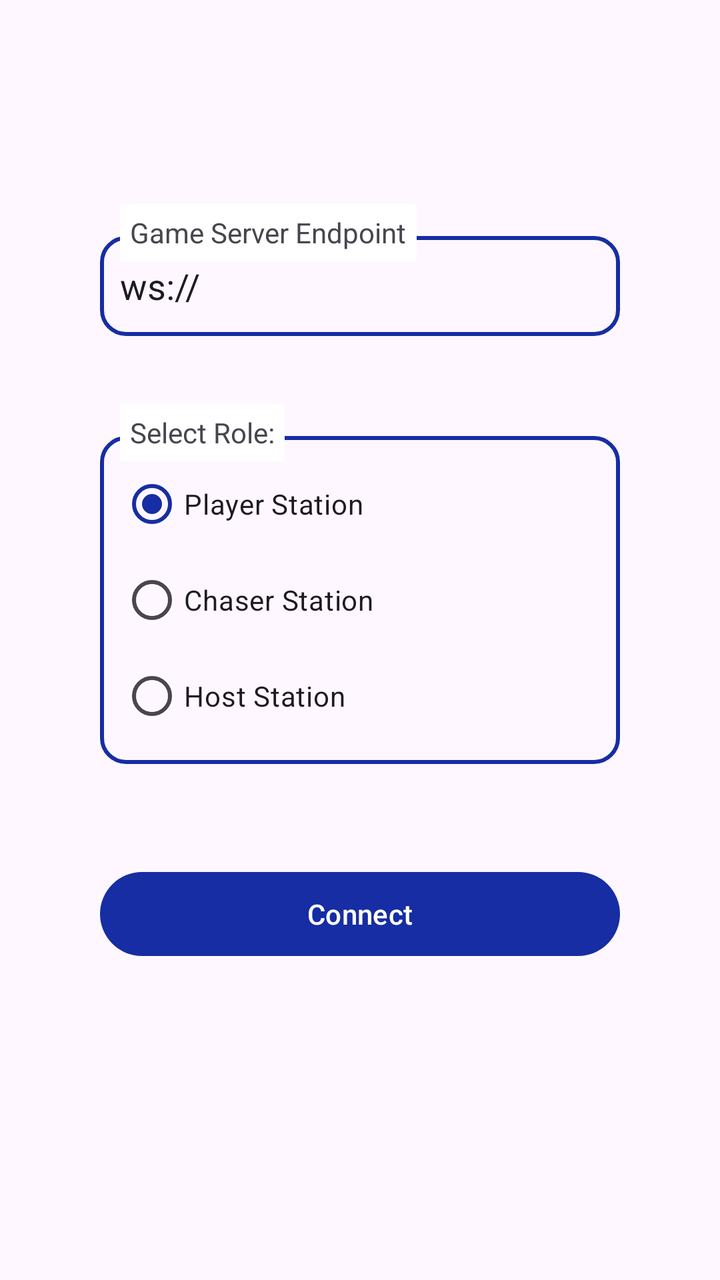
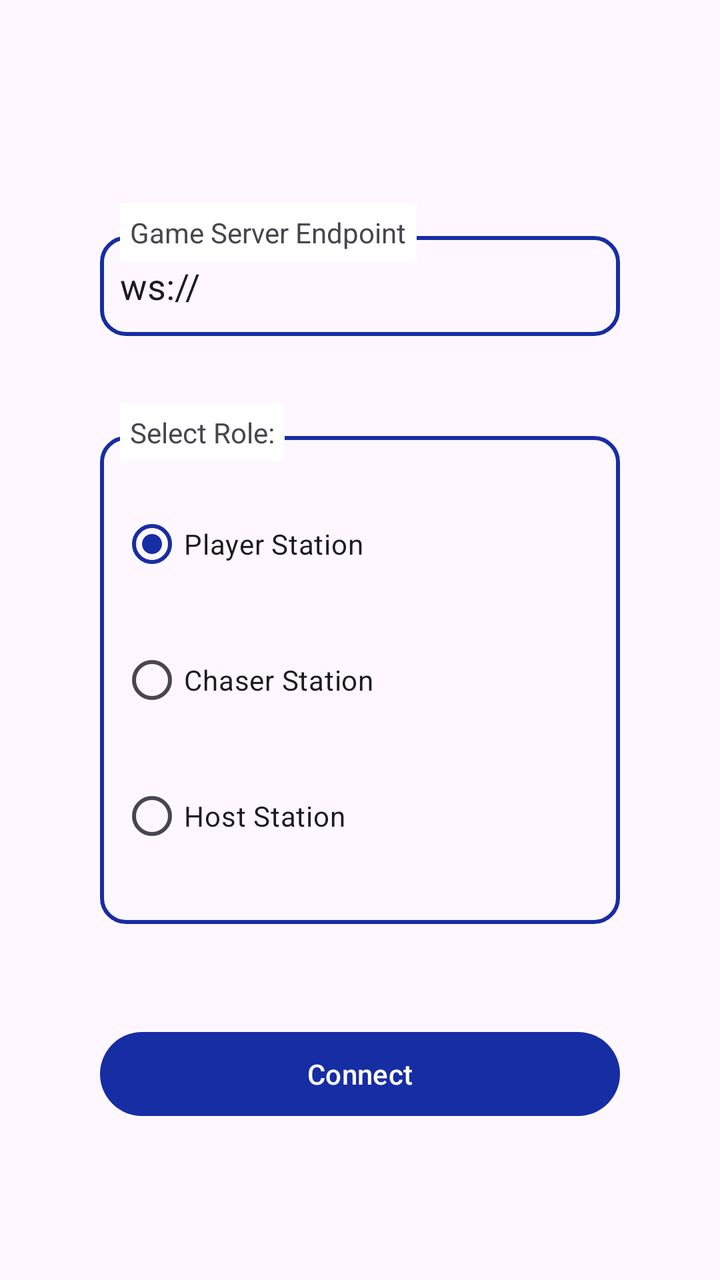

Screens rendered from an Android XML layout before and after an edit, with the pre-edit source and the edit as a unified diff.
<!-- AndroidManifest.xml: application theme Theme.AndroidClient -->
<!-- res/layout/activity_main.xml -->
<?xml version="1.0" encoding="utf-8"?>
<androidx.constraintlayout.widget.ConstraintLayout xmlns:android="http://schemas.android.com/apk/res/android"
    xmlns:app="http://schemas.android.com/apk/res-auto"
    xmlns:tools="http://schemas.android.com/tools"
    android:id="@+id/main"
    android:layout_width="match_parent"
    android:layout_height="match_parent"
    tools:context=".MainActivity">


    <EditText
        android:layout_width="match_parent"
        android:layout_height="50dp"
        android:layout_marginStart="50dp"
        android:layout_marginEnd="50dp"
        android:padding="10dp"
        android:id="@+id/etEndpoint"
        android:inputType="textUri"
        android:text="ws://"
        android:background="@drawable/dr_border_rounded_blue"
        android:autofillHints="no"
        android:importantForAccessibility="no"
        app:layout_constraintStart_toStartOf="parent"
        app:layout_constraintEnd_toEndOf="parent"
        app:layout_constraintTop_toTopOf="parent"
        app:layout_constraintBottom_toBottomOf="parent"
        app:layout_constraintVertical_bias="0.2"/>

    <TextView
        android:layout_width="wrap_content"
        android:layout_height="wrap_content"
        android:labelFor="@id/etEndpoint"
        android:background="@android:color/background_light"
        android:text="@string/lb_endpoint"
        android:layout_marginBottom="-13dp"
        android:layout_marginStart="10dp"
        android:padding="5dp"
        app:layout_constraintBottom_toTopOf="@id/etEndpoint"
        app:layout_constraintStart_toStartOf="@id/etEndpoint" />

    <RadioGroup
        android:layout_width="match_parent"
        android:layout_height="wrap_content"
        android:id="@+id/rgRoleSelect"
        android:layout_marginTop="50dp"
        android:layout_marginStart="50dp"
        android:layout_marginEnd="50dp"
        android:padding="10dp"
        android:checkedButton="@id/rbPlayerStation"
        android:background="@drawable/dr_border_rounded_blue"
        app:layout_constraintStart_toStartOf="@id/etEndpoint"
        app:layout_constraintEnd_toEndOf="@id/etEndpoint"
        app:layout_constraintHorizontal_bias="0"
        app:layout_constraintTop_toBottomOf="@id/etEndpoint">

        <RadioButton
            android:layout_width="match_parent"
            android:layout_height="wrap_content"
            android:id="@+id/rbPlayerStation"
            android:checked="true"
            android:text="@string/lb_player_station"/>

        <RadioButton
            android:layout_width="match_parent"
            android:layout_height="wrap_content"
            android:id="@+id/rbChaserStation"
            android:text="@string/lb_chaser_station"/>

        <RadioButton
            android:layout_width="match_parent"
            android:layout_height="wrap_content"
            android:id="@+id/rbHostStation"
            android:text="@string/lb_host_station"/>

    </RadioGroup>

    <TextView
        android:layout_width="wrap_content"
        android:layout_height="wrap_content"
        android:labelFor="@id/rgRoleSelect"
        android:layout_marginBottom="-13dp"
        android:layout_marginStart="10dp"
        android:background="@android:color/background_light"
        android:text="@string/lb_role_select"
        android:padding="5dp"
        app:layout_constraintBottom_toTopOf="@id/rgRoleSelect"
        app:layout_constraintStart_toStartOf="@id/etEndpoint" />

    <Button
        android:layout_width="match_parent"
        android:layout_height="50dp"
        android:id="@+id/btConnect"
        android:layout_marginTop="50dp"
        android:layout_marginStart="50dp"
        android:layout_marginEnd="50dp"
        android:text="@string/lb_connect"
        app:layout_constraintStart_toStartOf="@id/etEndpoint"
        app:layout_constraintEnd_toEndOf="@id/etEndpoint"
        app:layout_constraintTop_toBottomOf="@id/rgRoleSelect"/>

    <ProgressBar
        android:layout_width="wrap_content"
        android:layout_height="wrap_content"
        android:id="@+id/pbProgressIndicator"
        android:indeterminate="true"
        android:indeterminateTint="@color/primary"
        android:visibility="gone"
        app:layout_constraintStart_toStartOf="parent"
        app:layout_constraintEnd_toEndOf="parent"
        app:layout_constraintTop_toBottomOf="@id/btConnect"
        app:layout_constraintBottom_toBottomOf="parent"/>

</androidx.constraintlayout.widget.ConstraintLayout>
<!-- resources referenced by this layout -->
<resources>
  <color name="primary">#FF162DA3</color>
  <!-- drawable dr_border_rounded_blue (drawable) -->
  <?xml version="1.0" encoding="utf-8"?>
  <shape xmlns:android="http://schemas.android.com/apk/res/android"
      android:shape="rectangle">
      <solid android:color="@android:color/transparent" />
      <corners android:radius="12dp" />
      <stroke
          android:width="2dp"
          android:color="@color/primary" />
  </shape>
  <string name="lb_chaser_station">Chaser Station</string>
  <string name="lb_connect">Connect</string>
  <string name="lb_endpoint">Game Server Endpoint</string>
  <string name="lb_host_station">Host Station</string>
  <string name="lb_player_station">Player Station</string>
  <string name="lb_role_select">Select Role:</string>
  <style name="Theme.AndroidClient" parent="Base.Theme.AndroidClient" />
  <style name="Base.Theme.AndroidClient" parent="Theme.Material3.Light.NoActionBar">
          
          <item name="colorPrimary">@color/primary</item> --&gt;
      </style>
</resources>

<!-- the commit's change to res/layout/activity_main.xml (unified diff, before → after) -->
@@ -58,17 +58,23 @@
             android:layout_height="wrap_content"
             android:id="@+id/rbPlayerStation"
             android:checked="true"
+            android:layout_marginTop="20dp"
+            android:layout_marginBottom="10dp"
             android:text="@string/lb_player_station"/>
 
         <RadioButton
             android:layout_width="match_parent"
             android:layout_height="wrap_content"
             android:id="@+id/rbChaserStation"
+            android:layout_marginTop="10dp"
+            android:layout_marginBottom="10dp"
             android:text="@string/lb_chaser_station"/>
 
         <RadioButton
             android:layout_width="match_parent"
             android:layout_height="wrap_content"
+            android:layout_marginTop="10dp"
+            android:layout_marginBottom="20dp"
             android:id="@+id/rbHostStation"
             android:text="@string/lb_host_station"/>
 
@@ -86,7 +92,7 @@
         app:layout_constraintBottom_toTopOf="@id/rgRoleSelect"
         app:layout_constraintStart_toStartOf="@id/etEndpoint" />
 
-    <Button
+    <com.google.android.material.button.MaterialButton
         android:layout_width="match_parent"
         android:layout_height="50dp"
         android:id="@+id/btConnect"
